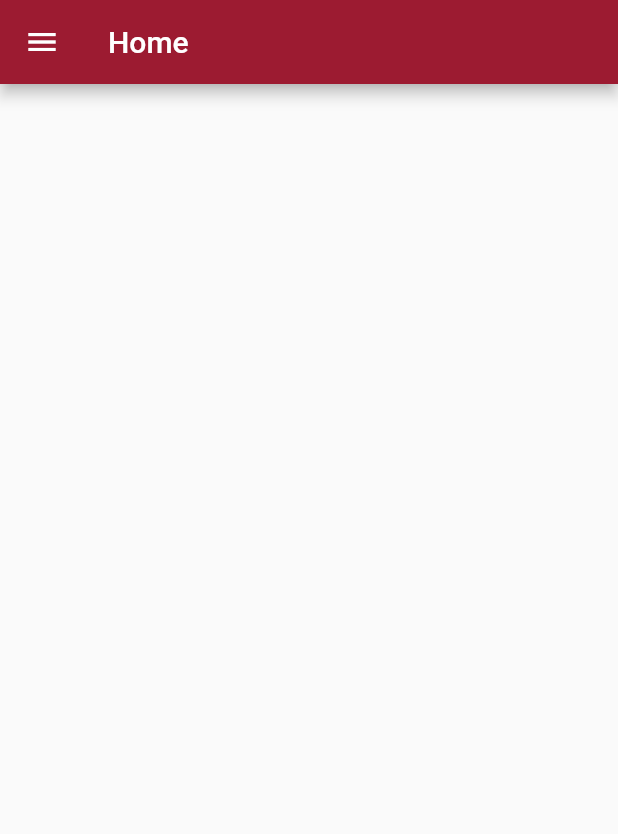
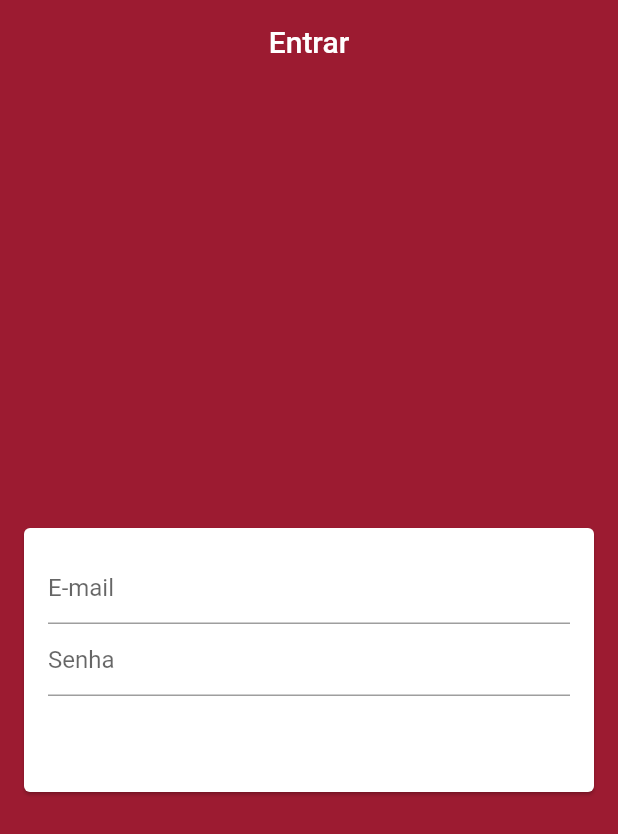
Before and after one commit to me-lynx/LojaVirtualFlutter, a Flutter app: the screen it shows after launch, on a phone screen of 412 x 824 dp. Shown: the top 834 px of the screen. Run offline on Flutter 3.47's test engine with Material 2 defaults, Android fonts, the phone set to English and light mode, and no system bars; our stand-ins replace cloud_firestore; accounts and stored records are empty.

Commit message:
LoginScreen

```diff
--- a/lib/main.dart
+++ b/lib/main.dart
@@ -4,12 +4,6 @@ import 'package:loja_virtual_pro/screens/base/base_screen.dart';
 
 void main() async {
   runApp(MyApp());
-
-  Firestore.instance.collection('boletos').snapshots().listen((snapshot) {
-    for (DocumentSnapshot document in snapshot.documents) {
-      print(document.data);
-    }
-  });
 }
 
 class MyApp extends StatelessWidget {
@@ -19,9 +13,10 @@ class MyApp extends StatelessWidget {
         title: 'Kyss New York',
         debugShowCheckedModeBanner: false,
         theme: ThemeData(
-          primaryColor: Color.fromARGB(255, 156, 27, 49),
-          visualDensity: VisualDensity.adaptivePlatformDensity,
-        ),
+            primaryColor: const Color.fromARGB(255, 156, 27, 49),
+            visualDensity: VisualDensity.adaptivePlatformDensity,
+            scaffoldBackgroundColor: const Color.fromARGB(255, 156, 27, 49),
+            appBarTheme: const AppBarTheme(elevation: 0)),
         home: BaseScreen());
   }
 }
--- a/lib/screens/base/base_screen.dart
+++ b/lib/screens/base/base_screen.dart
@@ -1,6 +1,7 @@
 import 'package:flutter/material.dart';
 import 'package:loja_virtual_pro/common/custom_drawer/custom_drawer.dart';
 import 'package:loja_virtual_pro/models/page_manager.dart';
+import 'package:loja_virtual_pro/screens/login/login_screen.dart';
 import 'package:provider/provider.dart';
 
 class BaseScreen extends StatelessWidget {
@@ -15,12 +16,7 @@ class BaseScreen extends StatelessWidget {
         //impede o scroll através de gestos
         physics: const NeverScrollableScrollPhysics(),
         children: <Widget>[
-          Scaffold(
-            drawer: CustomDrawer(),
-            appBar: AppBar(
-              title: const Text('Home'),
-            ),
-          ),
+          LoginScreen(),
           Scaffold(
             drawer: CustomDrawer(),
             appBar: AppBar(
--- /dev/null
+++ b/lib/screens/login/login_screen.dart
@@ -0,0 +1,45 @@
+import 'package:flutter/material.dart';
+
+class LoginScreen extends StatelessWidget {
+  @override
+  Widget build(BuildContext context) {
+    return Scaffold(
+      appBar: AppBar(
+        title: const Text('Entrar'),
+        centerTitle: true,
+      ),
+      body: Center(
+        child: Card(
+            margin: const EdgeInsets.symmetric(horizontal: 16),
+            child: ListView(
+              padding: const EdgeInsets.all(16),
+              shrinkWrap: true,
+              children: <Widget>[
+                TextFormField(
+                    decoration: const InputDecoration(hintText: 'E-mail'),
+                    keyboardType: TextInputType.emailAddress,
+                    autocorrect: false,
+                    validator: (email) {
+                      return null;
+                    }),
+                TextFormField(
+                    decoration: const InputDecoration(hintText: 'Senha'),
+                    keyboardType: TextInputType.emailAddress,
+                    autocorrect: false,
+                    obscureText: true,
+                    validator: (pass) {
+                      if (pass.isEmpty || pass.length < 6) {
+                        return 'Senha inválida';
+                        return null;
+                      }
+                    }),
+                Align(
+                  alignment: Alignment.centerRight,
+                  child: FlatButton(onPressed: () {}),
+                ),
+              ],
+            )),
+      ),
+    );
+  }
+}
```
Also changed, not shown: lib/common/custom_drawer/drawer.tile.dart (+3 -6 lines).
